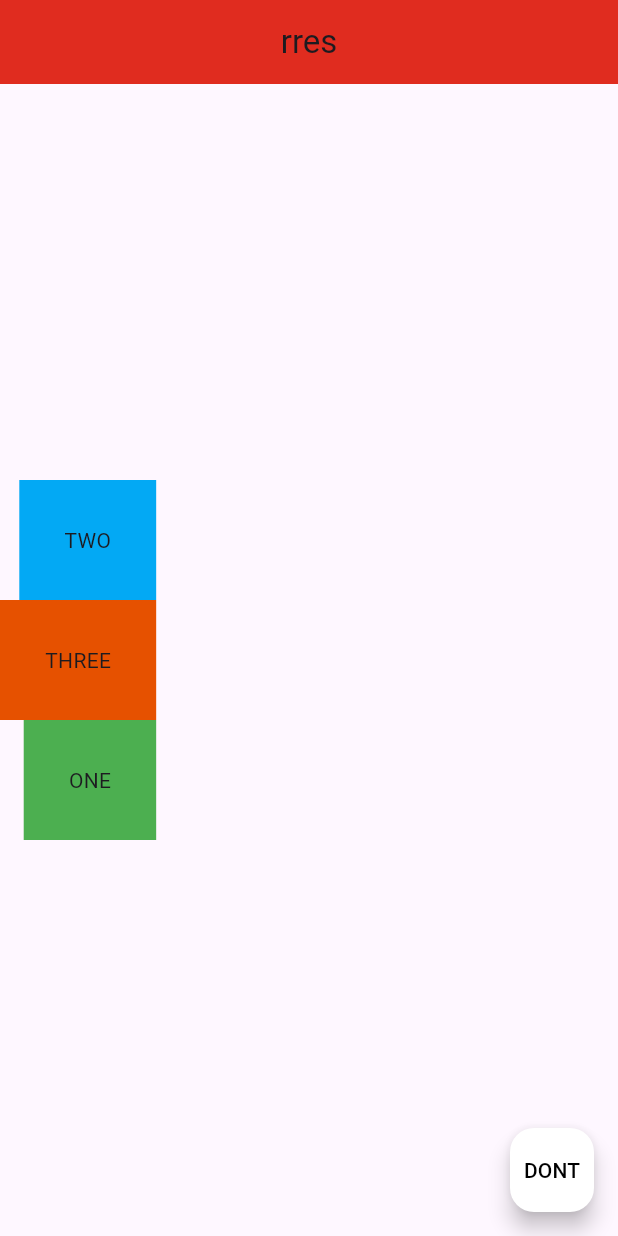
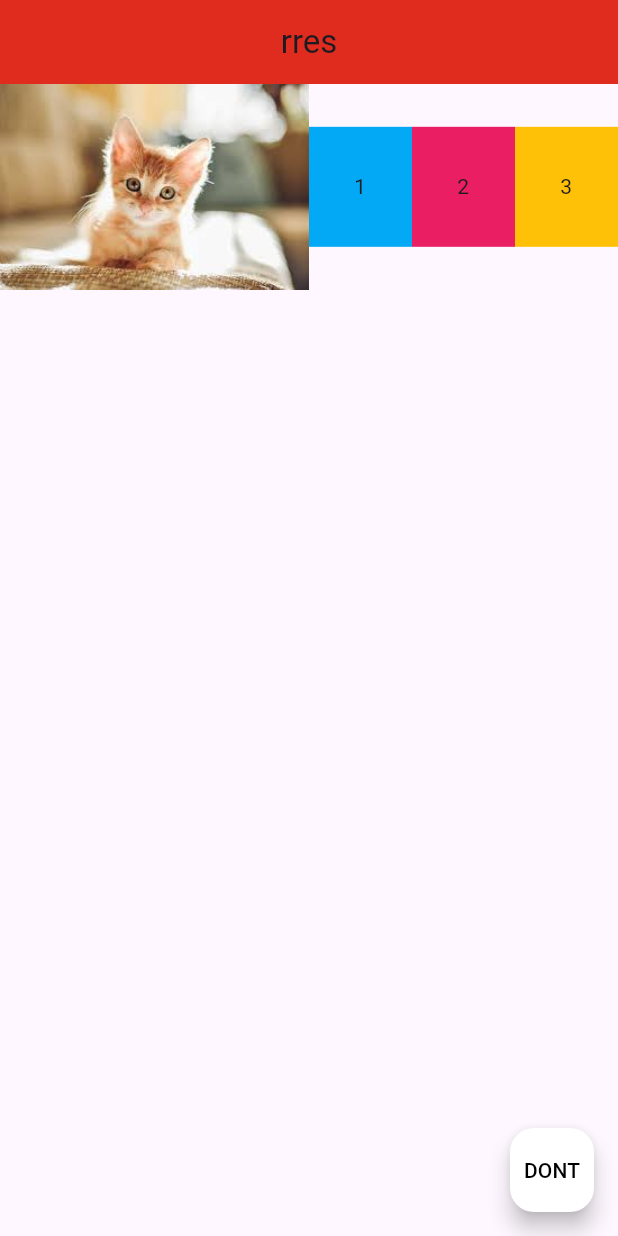
Before and after one commit to Darshan-1012/newapp_practice, a Flutter app: the screen it shows after launch, on a phone screen of 412 x 824 dp. Run offline on Flutter 3.47's test engine with Material 3 defaults, Android fonts, the phone set to English and light mode, and no system bars.

Commit message:
Expanded widget -- complete

```diff
--- a/lib/main.dart
+++ b/lib/main.dart
@@ -17,27 +17,35 @@ class Home extends StatelessWidget {
         centerTitle: true,
         backgroundColor: const Color.fromARGB(255, 224, 44, 31),
       ),
-      body: Column(
-        mainAxisAlignment: MainAxisAlignment.center,
-        crossAxisAlignment: CrossAxisAlignment.end,
+      body: Row(
         children: <Widget>[
-          Container(
-            padding: EdgeInsets.all(30),
-            color: Colors.lightBlue,
-            child: Text('TWO'),
+          Expanded(
+              child: Image.asset('assets/cat1.jpeg'),
+            flex: 3,
+            ),
+          Expanded(
+            flex: 1,
+            child: Container(
+              padding: EdgeInsets.all(30),
+              color: Colors.lightBlue,
+              child: Text('1'),
+            ),
           ),
-           Container(
-             padding: EdgeInsets.all(22),
-             color: Colors.orange[900],
-             child: Padding(
-               padding: const EdgeInsets.all(8.0),
-               child: Text('THREE'),
-             ),
-           ),
-           Container(
-            padding: EdgeInsets.all(30),
-            color: Colors.green,
-            child: Text('ONE'),
+          Expanded(
+            flex: 1,
+            child: Container(
+               padding: EdgeInsets.all(30),
+              color: Colors.pink,
+              child: Text('2'),
+            ),
+          ),
+          Expanded(
+            flex: 1,
+            child: Container(
+               padding: EdgeInsets.all(30),
+              color: Colors.amber,
+              child: Text('3'),
+            ),
           ),
         ],
       ),
```
